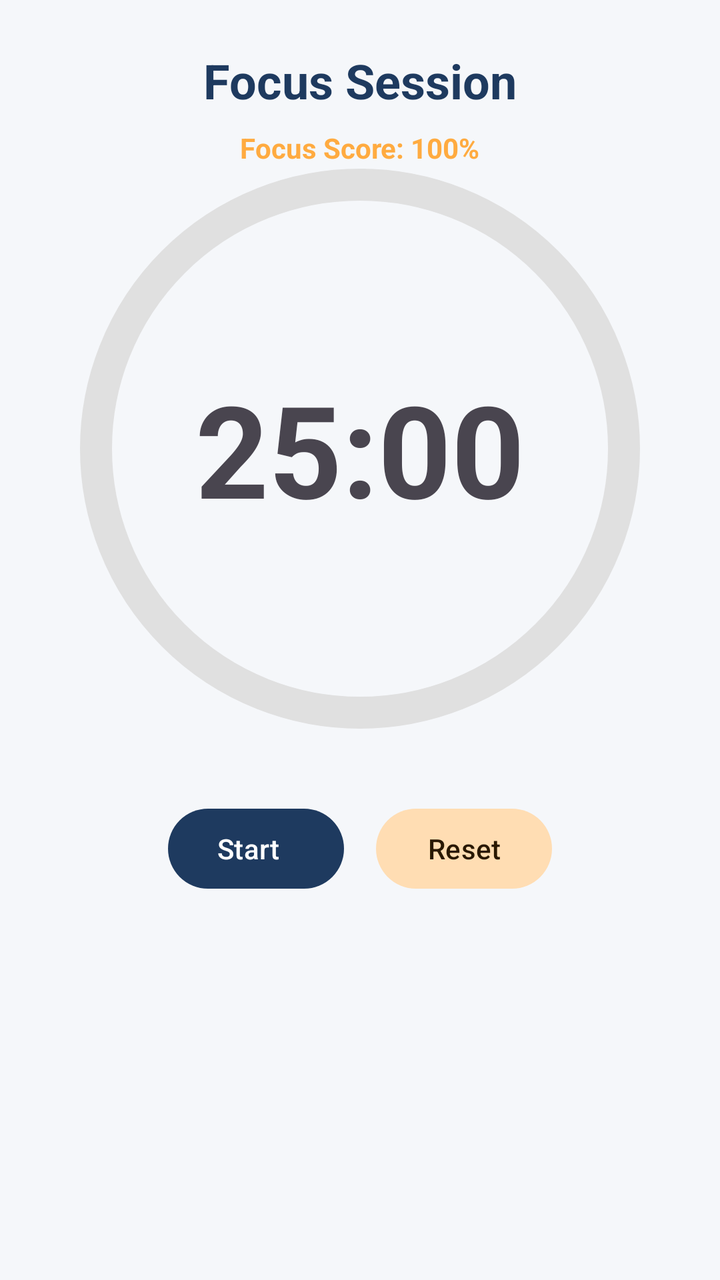
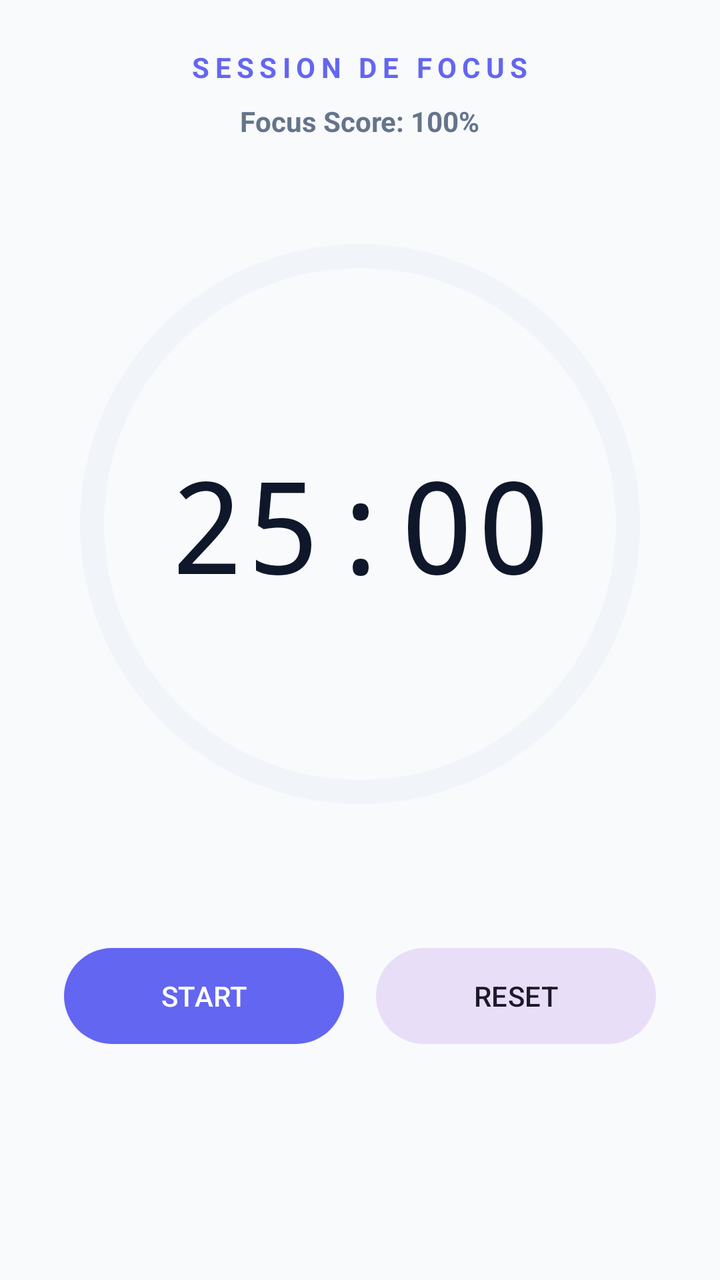

Screens rendered from an Android XML layout before and after an edit, with the pre-edit source and the edit as a unified diff.
<!-- AndroidManifest.xml: application theme Theme.TimeMaster -->
<!-- res/layout/fragment_pomodoro.xml -->
<?xml version="1.0" encoding="utf-8"?>
<androidx.constraintlayout.widget.ConstraintLayout xmlns:android="http://schemas.android.com/apk/res/android"
    xmlns:app="http://schemas.android.com/apk/res-auto"
    android:layout_width="match_parent"
    android:layout_height="match_parent"
    android:padding="24dp">

    <TextView
        android:id="@+id/tvPomodoroStatus"
        android:layout_width="wrap_content"
        android:layout_height="wrap_content"
        android:text="Focus Session"
        android:textSize="24sp"
        android:textStyle="bold"
        android:textColor="@color/primary"
        app:layout_constraintTop_toTopOf="parent"
        app:layout_constraintStart_toStartOf="parent"
        app:layout_constraintEnd_toEndOf="parent" />

    <TextView
        android:id="@+id/tvFocusScore"
        android:layout_width="wrap_content"
        android:layout_height="wrap_content"
        android:layout_marginTop="8dp"
        android:text="Focus Score: 100%"
        android:textColor="@color/secondary"
        android:textStyle="bold"
        app:layout_constraintTop_toBottomOf="@id/tvPomodoroStatus"
        app:layout_constraintStart_toStartOf="parent"
        app:layout_constraintEnd_toEndOf="parent" />

    <com.google.android.material.progressindicator.CircularProgressIndicator
        android:id="@+id/pomodoroProgress"
        android:layout_width="280dp"
        android:layout_height="280dp"
        android:layout_marginTop="24dp"
        app:indicatorSize="280dp"
        app:trackThickness="16dp"
        app:indicatorColor="@color/secondary"
        app:trackColor="@color/gray_light"
        android:progress="100"
        app:layout_constraintTop_toBottomOf="@id/tvPomodoroStatus"
        app:layout_constraintStart_toStartOf="parent"
        app:layout_constraintEnd_toEndOf="parent" />

    <TextView
        android:id="@+id/tvTimer"
        android:layout_width="wrap_content"
        android:layout_height="wrap_content"
        android:text="25:00"
        android:textSize="64sp"
        android:textStyle="bold"
        app:layout_constraintTop_toTopOf="@id/pomodoroProgress"
        app:layout_constraintBottom_toBottomOf="@id/pomodoroProgress"
        app:layout_constraintStart_toStartOf="@id/pomodoroProgress"
        app:layout_constraintEnd_toEndOf="@id/pomodoroProgress" />

    <LinearLayout
        android:layout_width="wrap_content"
        android:layout_height="wrap_content"
        android:layout_marginTop="32dp"
        android:orientation="horizontal"
        app:layout_constraintTop_toBottomOf="@id/pomodoroProgress"
        app:layout_constraintStart_toStartOf="parent"
        app:layout_constraintEnd_toEndOf="parent">

        <com.google.android.material.button.MaterialButton
            android:id="@+id/btnStartStop"
            style="@style/Widget.Material3.Button.Icon"
            android:layout_width="wrap_content"
            android:layout_height="wrap_content"
            android:text="Start"
            android:layout_marginEnd="16dp" />

        <com.google.android.material.button.MaterialButton
            android:id="@+id/btnReset"
            style="@style/Widget.Material3.Button.TonalButton"
            android:layout_width="wrap_content"
            android:layout_height="wrap_content"
            android:text="Reset" />

    </LinearLayout>

</androidx.constraintlayout.widget.ConstraintLayout>
<!-- resources referenced by this layout -->
<resources>
  <color name="gray_light">#E0E0E0</color>
  <color name="primary">#1E3A5F</color>
  <color name="secondary">#FFAB40</color>
  <style name="Theme.TimeMaster" parent="Theme.Material3.DayNight.NoActionBar">
          
          <item name="colorPrimary">@color/primary</item>
          <item name="colorOnPrimary">@color/onPrimary</item>
          <item name="colorPrimaryContainer">@color/primaryContainer</item>
          <item name="colorOnPrimaryContainer">@color/onPrimaryContainer</item>
  
          
          <item name="colorSecondary">@color/secondary</item>
          <item name="colorOnSecondary">@color/onSecondary</item>
          <item name="colorSecondaryContainer">@color/secondaryContainer</item>
          <item name="colorOnSecondaryContainer">@color/onSecondaryContainer</item>
  
          
          <item name="android:windowBackground">@color/background</item>
          <item name="colorSurface">@color/surface</item>
          <item name="colorOnSurface">@color/onSurface</item>
          <item name="colorSurfaceVariant">@color/surfaceVariant</item>
          <item name="colorOnSurfaceVariant">@color/onSurfaceVariant</item>
  
          
          <item name="android:statusBarColor">?attr/colorPrimary</item>
          <item name="android:windowLightStatusBar">true</item>
          <item name="android:navigationBarColor">@color/background</item>
      </style>
  <color name="onPrimary">#FFFFFF</color>
  <color name="primaryContainer">#D7E3F8</color>
  <color name="onPrimaryContainer">#001B3E</color>
  <color name="onSecondary">#FFFFFF</color>
  <color name="secondaryContainer">#FFDDB3</color>
  <color name="onSecondaryContainer">#291800</color>
  <color name="background">#F5F7FA</color>
  <color name="surface">#FFFFFF</color>
  <color name="onSurface">#191C1E</color>
  <color name="surfaceVariant">#E0E2EC</color>
  <color name="onSurfaceVariant">#44474E</color>
</resources>

<!-- the commit's change to res/layout/fragment_pomodoro.xml (unified diff, before → after) -->
@@ -3,81 +3,85 @@
     xmlns:app="http://schemas.android.com/apk/res-auto"
     android:layout_width="match_parent"
     android:layout_height="match_parent"
+    android:background="?android:attr/windowBackground"
     android:padding="24dp">
 
     <TextView
-        android:id="@+id/tvPomodoroStatus"
+        android:id="@+id/tv_pomodoro_status"
         android:layout_width="wrap_content"
         android:layout_height="wrap_content"
-        android:text="Focus Session"
-        android:textSize="24sp"
+        android:text="@string/focus_session"
+        android:textSize="14sp"
+        android:letterSpacing="0.2"
         android:textStyle="bold"
-        android:textColor="@color/primary"
+        android:textColor="?attr/colorPrimary"
         app:layout_constraintTop_toTopOf="parent"
         app:layout_constraintStart_toStartOf="parent"
         app:layout_constraintEnd_toEndOf="parent" />
 
     <TextView
-        android:id="@+id/tvFocusScore"
+        android:id="@+id/tv_focus_score"
         android:layout_width="wrap_content"
         android:layout_height="wrap_content"
         android:layout_marginTop="8dp"
         android:text="Focus Score: 100%"
-        android:textColor="@color/secondary"
+        android:textColor="?attr/colorOnSurfaceVariant"
         android:textStyle="bold"
-        app:layout_constraintTop_toBottomOf="@id/tvPomodoroStatus"
+        app:layout_constraintTop_toBottomOf="@id/tv_pomodoro_status"
         app:layout_constraintStart_toStartOf="parent"
         app:layout_constraintEnd_toEndOf="parent" />
 
     <com.google.android.material.progressindicator.CircularProgressIndicator
-        android:id="@+id/pomodoroProgress"
+        android:id="@+id/pomodoro_progress"
         android:layout_width="280dp"
         android:layout_height="280dp"
-        android:layout_marginTop="24dp"
+        android:layout_marginTop="48dp"
         app:indicatorSize="280dp"
-        app:trackThickness="16dp"
-        app:indicatorColor="@color/secondary"
-        app:trackColor="@color/gray_light"
+        app:trackThickness="12dp"
+        app:indicatorColor="?attr/colorPrimary"
+        app:trackColor="?attr/colorSurfaceVariant"
+        app:trackCornerRadius="10dp"
         android:progress="100"
-        app:layout_constraintTop_toBottomOf="@id/tvPomodoroStatus"
+        app:layout_constraintTop_toBottomOf="@id/tv_focus_score"
         app:layout_constraintStart_toStartOf="parent"
         app:layout_constraintEnd_toEndOf="parent" />
 
     <TextView
-        android:id="@+id/tvTimer"
+        android:id="@+id/tv_timer"
         android:layout_width="wrap_content"
         android:layout_height="wrap_content"
         android:text="25:00"
         android:textSize="64sp"
-        android:textStyle="bold"
-        app:layout_constraintTop_toTopOf="@id/pomodoroProgress"
-        app:layout_constraintBottom_toBottomOf="@id/pomodoroProgress"
-        app:layout_constraintStart_toStartOf="@id/pomodoroProgress"
-        app:layout_constraintEnd_toEndOf="@id/pomodoroProgress" />
+        android:fontFamily="monospace"
+        android:textColor="?attr/colorOnSurface"
+        app:layout_constraintTop_toTopOf="@id/pomodoro_progress"
+        app:layout_constraintBottom_toBottomOf="@id/pomodoro_progress"
+        app:layout_constraintStart_toStartOf="@id/pomodoro_progress"
+        app:layout_constraintEnd_toEndOf="@id/pomodoro_progress" />
 
     <LinearLayout
         android:layout_width="wrap_content"
         android:layout_height="wrap_content"
-        android:layout_marginTop="32dp"
+        android:layout_marginTop="64dp"
         android:orientation="horizontal"
-        app:layout_constraintTop_toBottomOf="@id/pomodoroProgress"
+        app:layout_constraintTop_toBottomOf="@id/pomodoro_progress"
         app:layout_constraintStart_toStartOf="parent"
         app:layout_constraintEnd_toEndOf="parent">
 
         <com.google.android.material.button.MaterialButton
-            android:id="@+id/btnStartStop"
-            style="@style/Widget.Material3.Button.Icon"
-            android:layout_width="wrap_content"
-            android:layout_height="wrap_content"
-            android:text="Start"
+            android:id="@+id/btn_start_stop"
+            style="@style/Widget.Material3.Button"
+            android:layout_width="140dp"
+            android:layout_height="56dp"
+            android:text="@string/start"
             android:layout_marginEnd="16dp" />
 
         <com.google.android.material.button.MaterialButton
-            android:id="@+id/btnReset"
+            android:id="@+id/btn_reset"
             style="@style/Widget.Material3.Button.TonalButton"
-            android:layout_width="wrap_content"
-            android:layout_height="wrap_content"
-            android:text="Reset" />
+            android:layout_width="140dp"
+            android:layout_height="56dp"
+            android:text="@string/reset" />
 
     </LinearLayout>
 
<!-- resource entries referenced after the edit -->
@@ -1,43 +1,37 @@
 <!-- resources referenced by this layout -->
 <resources>
-  <color name="gray_light">#E0E0E0</color>
-  <color name="primary">#1E3A5F</color>
-  <color name="secondary">#FFAB40</color>
+  <string name="focus_session">SESSION DE FOCUS</string>
+  <string name="reset">RESET</string>
+  <string name="start">START</string>
   <style name="Theme.TimeMaster" parent="Theme.Material3.DayNight.NoActionBar">
           
-          <item name="colorPrimary">@color/primary</item>
-          <item name="colorOnPrimary">@color/onPrimary</item>
-          <item name="colorPrimaryContainer">@color/primaryContainer</item>
-          <item name="colorOnPrimaryContainer">@color/onPrimaryContainer</item>
+          <item name="colorPrimary">#6366F1</item>
+          <item name="colorOnPrimary">#FFFFFF</item>
+          <item name="colorPrimaryContainer">#6366F1</item>
+          <item name="colorOnPrimaryContainer">#FFFFFF</item>
   
           
-          <item name="colorSecondary">@color/secondary</item>
-          <item name="colorOnSecondary">@color/onSecondary</item>
-          <item name="colorSecondaryContainer">@color/secondaryContainer</item>
-          <item name="colorOnSecondaryContainer">@color/onSecondaryContainer</item>
+          <item name="colorSecondary">#8B5CF6</item>
+          <item name="colorOnSecondary">#FFFFFF</item>
+          <item name="colorTertiary">#D946EF</item>
+          <item name="colorOnTertiary">#FFFFFF</item>
+  
   
           
-          <item name="android:windowBackground">@color/background</item>
-          <item name="colorSurface">@color/surface</item>
-          <item name="colorOnSurface">@color/onSurface</item>
-          <item name="colorSurfaceVariant">@color/surfaceVariant</item>
-          <item name="colorOnSurfaceVariant">@color/onSurfaceVariant</item>
+          <item name="android:windowBackground">#F8FAFC</item>
+          <item name="colorSurface">#FFFFFF</item>
+          <item name="colorOnSurface">#0F172A</item>
+          <item name="colorSurfaceVariant">#F1F5F9</item>
+          <item name="colorOnSurfaceVariant">#64748B</item>
+          <item name="colorOutline">#E2E8F0</item>
   
           
-          <item name="android:statusBarColor">?attr/colorPrimary</item>
-          <item name="android:windowLightStatusBar">true</item>
-          <item name="android:navigationBarColor">@color/background</item>
+          <item name="colorError">#EF4444</item>
+          <item name="colorOnError">#FFFFFF</item>
+          <item name="colorSuccess">#22C55E</item>
+          <item name="colorOnSuccess">#FFFFFF</item>
+          <item name="colorWarning">#F59E0B</item>
+          <item name="colorOnWarning">#FFFFFF</item>
       </style>
-  <color name="onPrimary">#FFFFFF</color>
-  <color name="primaryContainer">#D7E3F8</color>
-  <color name="onPrimaryContainer">#001B3E</color>
-  <color name="onSecondary">#FFFFFF</color>
-  <color name="secondaryContainer">#FFDDB3</color>
-  <color name="onSecondaryContainer">#291800</color>
-  <color name="background">#F5F7FA</color>
-  <color name="surface">#FFFFFF</color>
-  <color name="onSurface">#191C1E</color>
-  <color name="surfaceVariant">#E0E2EC</color>
-  <color name="onSurfaceVariant">#44474E</color>
 </resources>
 
